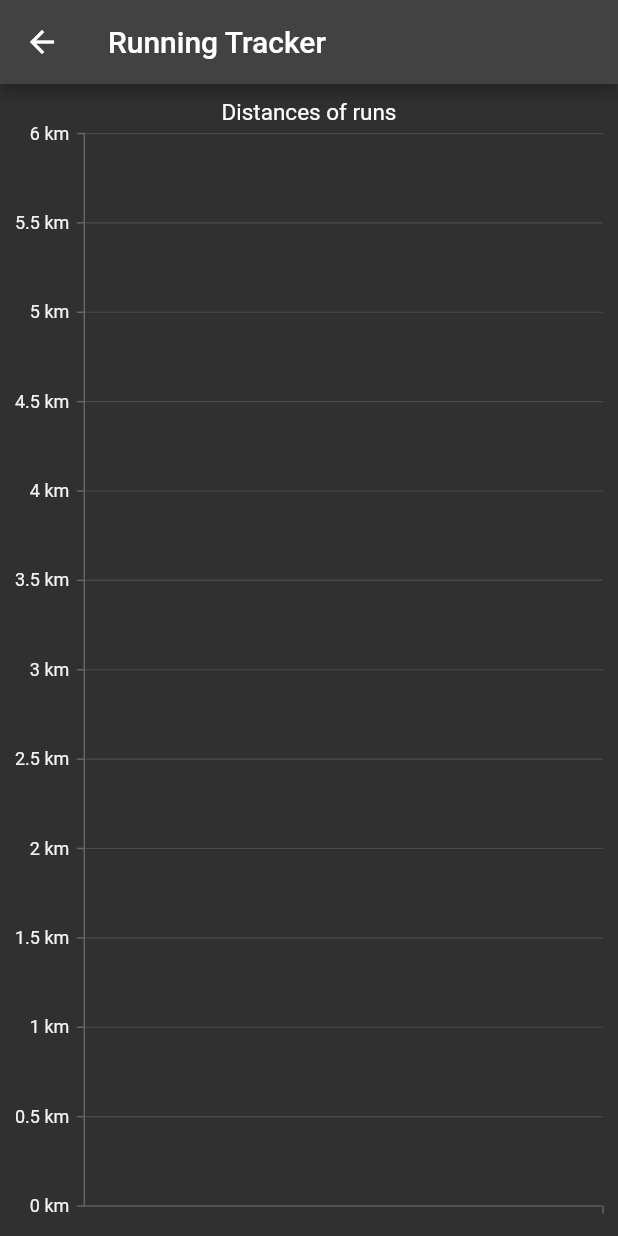
After one commit to MarcoBetschart/RunningTracker, a Flutter app: the screen it shows after launch, after a tap on the "menu" icon, after a tap on "Distance analysis", on a phone screen of 412 x 824 dp. The commit adds this screen. Run offline on Flutter 3.47's test engine with Material 2 defaults, Android fonts, the light colour scheme and no system bars; our stand-ins replace sqflite, syncfusion_flutter_charts; accounts and stored records are empty.

Commit message:
Added menu and charts, closes #9

```diff
--- a/lib/main.dart
+++ b/lib/main.dart
@@ -1,6 +1,8 @@
 import 'package:flutter/material.dart';
 import 'package:runningtracker/models/run.dart';
+import 'package:runningtracker/screens/distanceChart.dart';
 import 'package:runningtracker/screens/addRun.dart';
+import 'package:runningtracker/screens/averageSpeedChart.dart';
 import 'package:runningtracker/screens/editRun.dart';
 import 'package:runningtracker/screens/viewRuns.dart';
 import 'package:runningtracker/services/runService.dart';
@@ -211,9 +213,22 @@ class DrawerWidget extends StatelessWidget {
         leading: const Icon(
           Icons.line_axis_outlined,
         ),
-        title: const Text('Diagram'),
+        title: const Text('Average speed analysis'),
         onTap: () {
-          Navigator.pop(context);
+          Navigator.push(
+              context,
+              MaterialPageRoute(
+                  builder: (context) => const AverageSpeedChart()));
+        },
+      ),
+      ListTile(
+        leading: const Icon(
+          Icons.bar_chart,
+        ),
+        title: const Text('Distance analysis'),
+        onTap: () {
+          Navigator.push(context,
+              MaterialPageRoute(builder: (context) => const DistanceChart()));
         },
       ),
       const AboutListTile(
--- /dev/null
+++ b/lib/screens/distanceChart.dart
@@ -0,0 +1,77 @@
+import 'package:flutter/material.dart'
+    show
+        AppBar,
+        BuildContext,
+        Center,
+        Container,
+        Key,
+        Scaffold,
+        State,
+        StatefulWidget,
+        Text,
+        TextStyle,
+        Widget;
+import 'package:intl/intl.dart';
+import 'package:syncfusion_flutter_charts/charts.dart';
+import 'package:runningtracker/models/run.dart';
+
+import '../services/runService.dart';
+
+class DistanceChart extends StatefulWidget {
+  const DistanceChart({Key? key}) : super(key: key);
+
+  @override
+  State<DistanceChart> createState() => _DistanceChartState();
+}
+
+class _DistanceChartState extends State<DistanceChart> {
+  late List<Run> _runList = <Run>[];
+  final _runService = RunService();
+
+  getAllRunDetails() async {
+    var runs = await _runService.readAllRuns();
+    _runList = <Run>[];
+    runs.forEach((run) {
+      setState(() {
+        var runModel = Run();
+        runModel.id = run['id'];
+        runModel.date = run['date'];
+        runModel.distance = run['distance'];
+        _runList.add(runModel);
+      });
+    });
+  }
+
+  @override
+  void initState() {
+    getAllRunDetails();
+    super.initState();
+  }
+
+  Widget build(BuildContext context) {
+    return Scaffold(
+        appBar: AppBar(
+          title: const Text("Running Tracker"),
+        ),
+        body: Center(
+            child: SfCartesianChart(
+          plotAreaBorderWidth: 0,
+          title: ChartTitle(text: 'Distances of runs'),
+          primaryXAxis: CategoryAxis(
+            majorGridLines: const MajorGridLines(width: 0),
+          ),
+          primaryYAxis: NumericAxis(
+            labelFormat: '{value} km',
+          ),
+          series: <ColumnSeries<Run, String>>[
+            ColumnSeries<Run, String>(
+              dataSource: _runList,
+              xValueMapper: (Run run, _) => run.date as String,
+              yValueMapper: (Run run, _) => run.distance,
+              dataLabelSettings: const DataLabelSettings(
+                  isVisible: true, textStyle: TextStyle(fontSize: 10)),
+            )
+          ],
+        )));
+  }
+}
--- a/pubspec.yaml
+++ b/pubspec.yaml
@@ -31,7 +31,8 @@ dependencies:
     sdk: flutter
   sqflite: ^2.0.2 #stable version at the time of publishing this article
   path_provider: ^2.0.9
-  intl: ^0.16.1
+  intl: ^0.17.0
+  syncfusion_flutter_charts: ^20.4.38
 
 
   # The following adds the Cupertino Icons font to your application.
```
Also changed, not shown: lib/screens/averageSpeedChart.dart (added, +74 -0 lines).
